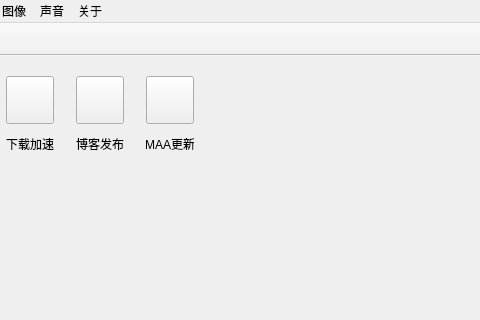
The window that ui/main.ui (JunDecNo/JunBox) describes before a commit, drawn with Qt 5; both pictures show x 84 to 564 and y 0 to 320 of the 1306 by 884 pixel window.
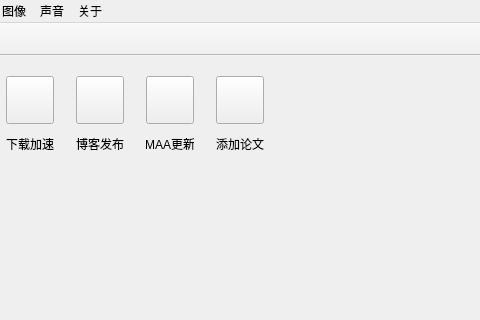
The same window after the commit. Icons and pictures are not drawn.

Commit message: set paper

Patch:
```diff
--- a/ui/main.ui
+++ b/ui/main.ui
@@ -163,6 +163,44 @@
      <set>Qt::AlignCenter</set>
     </property>
    </widget>
+   <widget class="QPushButton" name="BtnPaper">
+    <property name="geometry">
+     <rect>
+      <x>300</x>
+      <y>20</y>
+      <width>48</width>
+      <height>48</height>
+     </rect>
+    </property>
+    <property name="layoutDirection">
+     <enum>Qt::LeftToRight</enum>
+    </property>
+    <property name="text">
+     <string/>
+    </property>
+    <property name="iconSize">
+     <size>
+      <width>48</width>
+      <height>48</height>
+     </size>
+    </property>
+   </widget>
+   <widget class="QLabel" name="label_paper">
+    <property name="geometry">
+     <rect>
+      <x>300</x>
+      <y>80</y>
+      <width>48</width>
+      <height>16</height>
+     </rect>
+    </property>
+    <property name="text">
+     <string>添加论文</string>
+    </property>
+    <property name="alignment">
+     <set>Qt::AlignCenter</set>
+    </property>
+   </widget>
   </widget>
   <widget class="QMenuBar" name="menubar">
    <property name="geometry">
```
Left out of the diff: 2 changed lines with no effect on the pictures. The commit also changes 29 other files.
